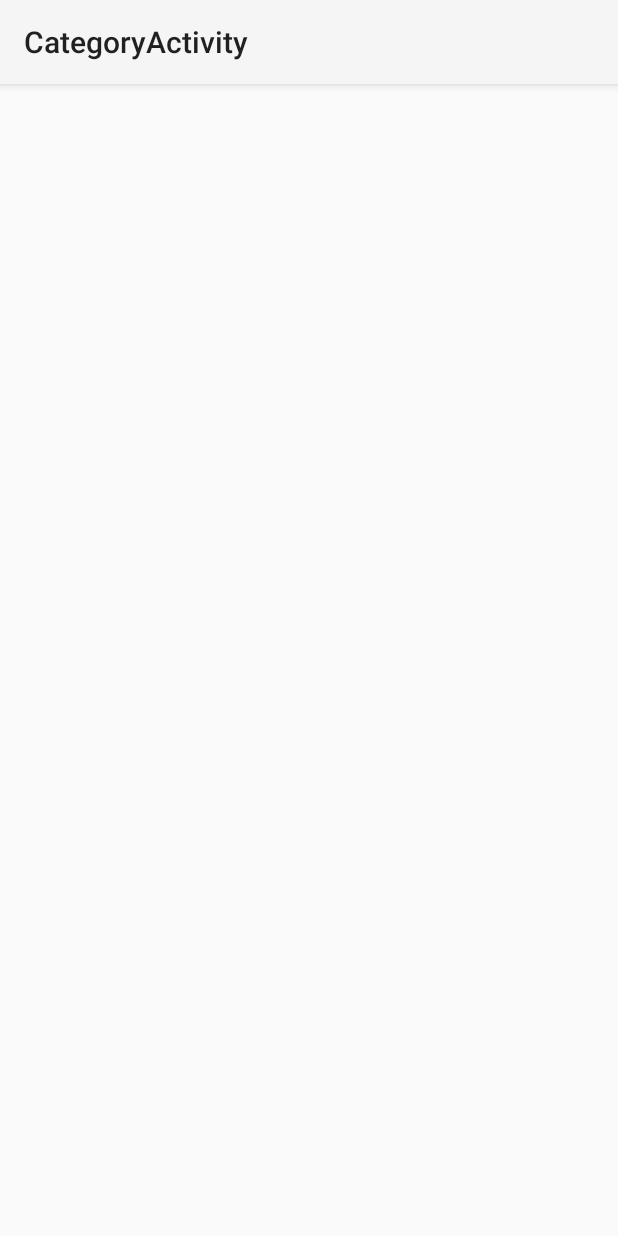
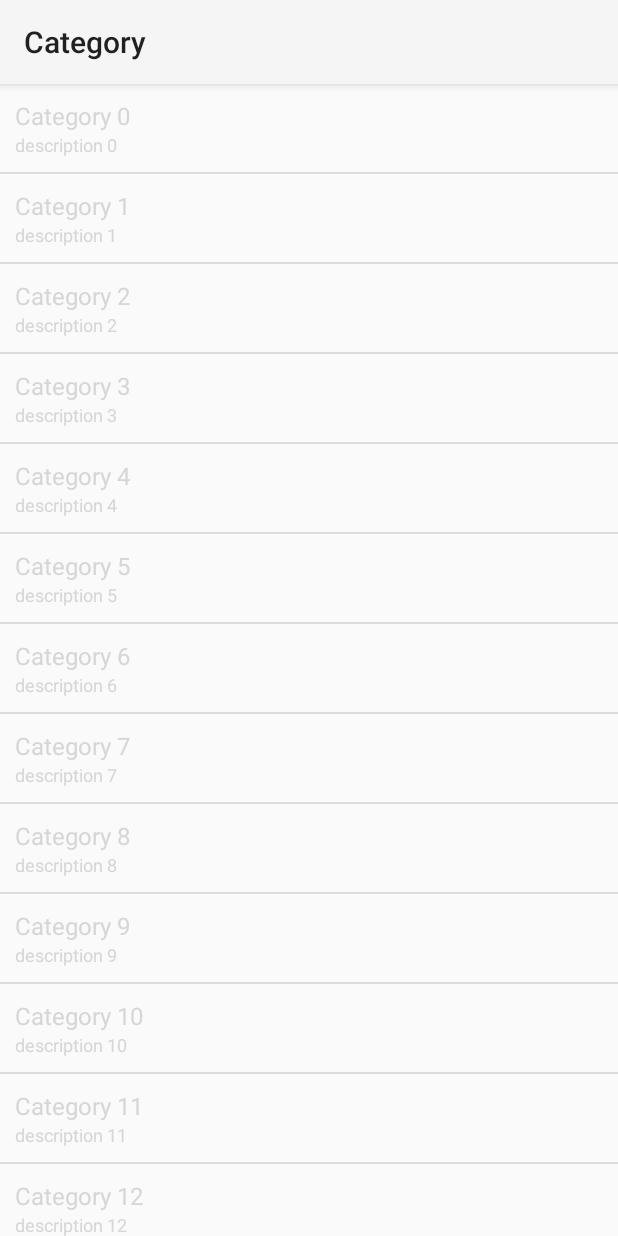
Before and after one commit to alecappe/test-android, an Android app: the screen it shows after launch (CategoryActivity), on a phone screen of 412 x 824 dp. Run offline under Robolectric (Android 15) with nearby library versions, the phone set to English and light mode, and no system bars; our stand-ins replace Picasso; pictures from the network do not load.

Commit message:
main activity

```diff
--- a/app/src/main/AndroidManifest.xml
+++ b/app/src/main/AndroidManifest.xml
@@ -16,7 +16,7 @@
         </activity>
         <activity
             android:name=".CategoryActivity"
-            android:label="CategoryActivity"
+            android:label="Category"
             android:theme="@style/AppTheme">
 
             <intent-filter>
--- a/app/src/main/java/sophia/com/ecommerce/CategoryActivity.java
+++ b/app/src/main/java/sophia/com/ecommerce/CategoryActivity.java
@@ -1,5 +1,6 @@
 package sophia.com.ecommerce;
 
+import android.content.Intent;
 import android.os.Bundle;
 import android.support.design.widget.FloatingActionButton;
 import android.support.design.widget.Snackbar;
@@ -15,6 +16,7 @@ import android.widget.ListView;
 import java.util.ArrayList;
 import java.util.List;
 
+import sophia.com.ecommerce.adapter.CategoriesAdapter;
 import sophia.com.ecommerce.data.CategoryModel;
 
 public class CategoryActivity extends AppCompatActivity {
@@ -26,20 +28,27 @@ public class CategoryActivity extends AppCompatActivity {
 
         listView1 = (ListView)findViewById(R.id.listView1);
 
-        List<CategoryModel> categoryModelList = new ArrayList<>();
+        final List<CategoryModel> categoryModelList = new ArrayList<>();
 
         for (int i = 0; i < 20; i++){
-            categoryModelList.add(new CategoryModel(i, "title" + i, "descr" + i));
+            categoryModelList.add(new CategoryModel(i, "Category " + i, "description " + i));
         }
 
 
-        ListAdapter adapter = new ArrayAdapter<String>(this, R.layout.text_view_row);
-        listView1.setAdapter(adapter);
+
+
+        CategoriesAdapter categoriesAdapter = new CategoriesAdapter(this, categoryModelList);
+
+        listView1.setAdapter(categoriesAdapter);
 
         listView1.setOnItemClickListener(new AdapterView.OnItemClickListener() {
             @Override
             public void onItemClick(AdapterView<?> parent, View view, int position, long id) {
-                Log.d("CategoryAcrivity", String.valueOf(position));
+                Intent i = new Intent(CategoryActivity.this, ProductsActivity.class);
+
+                i.putExtra("id", categoryModelList.get(position).getID());
+                i.putExtra("title", categoryModelList.get(position).getTitle());
+                startActivity(i);
             }
         });
     }
--- a/app/src/main/java/sophia/com/ecommerce/ProductsActivity.java
+++ b/app/src/main/java/sophia/com/ecommerce/ProductsActivity.java
@@ -13,6 +13,12 @@ public class ProductsActivity extends AppCompatActivity {
         super.onCreate(savedInstanceState);
         setContentView(R.layout.activity_products);
 
+        Bundle b = getIntent().getExtras();
+
+        String title = b.getString("title", "");
+
+        setTitle(title);
+
         gridView = (GridView)findViewById(R.id.gridView);
     }
 }
--- a/app/src/main/java/sophia/com/ecommerce/adapter/CategoriesAdapter.java
+++ b/app/src/main/java/sophia/com/ecommerce/adapter/CategoriesAdapter.java
@@ -55,7 +55,7 @@ public class CategoriesAdapter extends BaseAdapter {
                     ctx.getSystemService(Context.LAYOUT_INFLATER_SERVICE);
             v = lInf.inflate(R.layout.text_view_row, null);
 
-            TextView nameView = (TextView) v.findViewById(R.id.name);
+            TextView nameView = (TextView) v.findViewById(R.id.title);
             TextView descrView = (TextView) v.findViewById(R.id.descr);
 
             th = new TextHolder();
```
